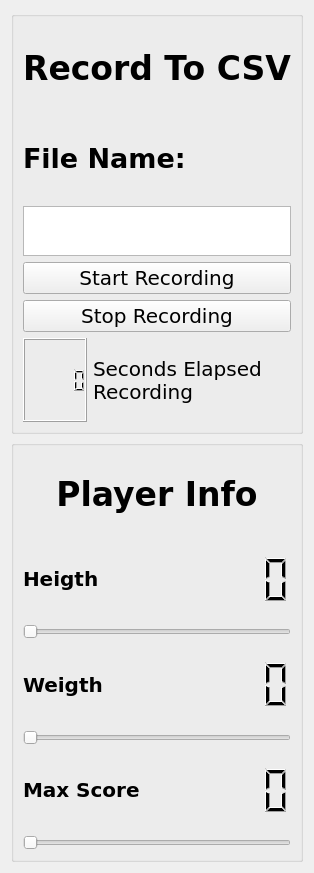
Above: GUI/recordControl.ui from vasav123/LoadManager before the change. Below: the same form after it.
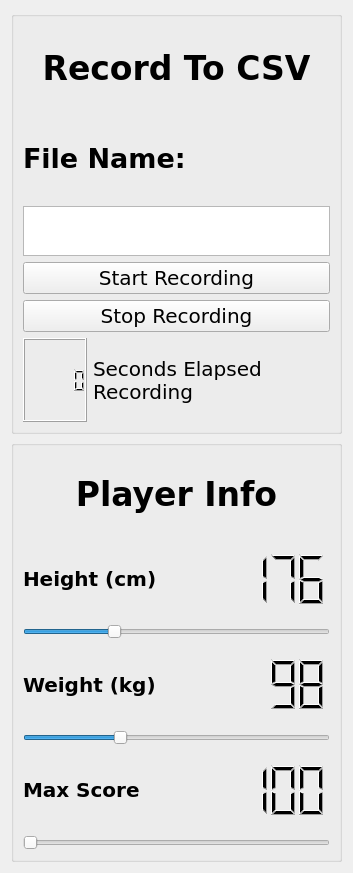
That is the form after the change.

Commit message: Updated sliders and trying to implement the slider

Diff of the .ui file:
```diff
--- a/GUI/recordControl.ui
+++ b/GUI/recordControl.ui
@@ -6,7 +6,7 @@
    <rect>
     <x>0</x>
     <y>0</y>
-    <width>310</width>
+    <width>353</width>
     <height>873</height>
    </rect>
   </property>
@@ -182,7 +182,39 @@
             </font>
            </property>
            <property name="text">
-            <string>Weigth</string>
+            <string>Weight (kg)</string>
+           </property>
+          </widget>
+         </item>
+         <item row="4" column="0" colspan="2">
+          <widget class="QSlider" name="horizontalSlider_2">
+           <property name="minimum">
+            <number>75</number>
+           </property>
+           <property name="maximum">
+            <number>150</number>
+           </property>
+           <property name="sliderPosition">
+            <number>98</number>
+           </property>
+           <property name="orientation">
+            <enum>Qt::Horizontal</enum>
+           </property>
+           <property name="invertedAppearance">
+            <bool>false</bool>
+           </property>
+          </widget>
+         </item>
+         <item row="3" column="1">
+          <widget class="QLCDNumber" name="weight">
+           <property name="layoutDirection">
+            <enum>Qt::LeftToRight</enum>
+           </property>
+           <property name="frameShape">
+            <enum>QFrame::NoFrame</enum>
+           </property>
+           <property name="intValue" stdset="0">
+            <number>98</number>
            </property>
           </widget>
          </item>
@@ -197,7 +229,33 @@
             </font>
            </property>
            <property name="text">
-            <string>Heigth</string>
+            <string>Height (cm)</string>
+           </property>
+          </widget>
+         </item>
+         <item row="6" column="0" colspan="2">
+          <widget class="QSlider" name="horizontalSlider_3">
+           <property name="minimum">
+            <number>0</number>
+           </property>
+           <property name="orientation">
+            <enum>Qt::Horizontal</enum>
+           </property>
+           <property name="invertedAppearance">
+            <bool>false</bool>
+           </property>
+          </widget>
+         </item>
+         <item row="5" column="1">
+          <widget class="QLCDNumber" name="score">
+           <property name="layoutDirection">
+            <enum>Qt::LeftToRight</enum>
+           </property>
+           <property name="frameShape">
+            <enum>QFrame::NoFrame</enum>
+           </property>
+           <property name="intValue" stdset="0">
+            <number>100</number>
            </property>
           </widget>
          </item>
@@ -216,72 +274,6 @@
            </property>
           </widget>
          </item>
-         <item row="1" column="1">
-          <widget class="QLCDNumber" name="lcdNumber">
-           <property name="layoutDirection">
-            <enum>Qt::LeftToRight</enum>
-           </property>
-           <property name="frameShape">
-            <enum>QFrame::NoFrame</enum>
-           </property>
-          </widget>
-         </item>
-         <item row="2" column="0" colspan="2">
-          <widget class="QSlider" name="horizontalSlider">
-           <property name="maximum">
-            <number>250</number>
-           </property>
-           <property name="orientation">
-            <enum>Qt::Horizontal</enum>
-           </property>
-           <property name="invertedAppearance">
-            <bool>false</bool>
-           </property>
-          </widget>
-         </item>
-         <item row="3" column="1">
-          <widget class="QLCDNumber" name="lcdNumber_2">
-           <property name="layoutDirection">
-            <enum>Qt::LeftToRight</enum>
-           </property>
-           <property name="frameShape">
-            <enum>QFrame::NoFrame</enum>
-           </property>
-          </widget>
-         </item>
-         <item row="4" column="0" colspan="2">
-          <widget class="QSlider" name="horizontalSlider_2">
-           <property name="maximum">
-            <number>1500</number>
-           </property>
-           <property name="orientation">
-            <enum>Qt::Horizontal</enum>
-           </property>
-           <property name="invertedAppearance">
-            <bool>false</bool>
-           </property>
-          </widget>
-         </item>
-         <item row="5" column="1">
-          <widget class="QLCDNumber" name="lcdNumber_3">
-           <property name="layoutDirection">
-            <enum>Qt::LeftToRight</enum>
-           </property>
-           <property name="frameShape">
-            <enum>QFrame::NoFrame</enum>
-           </property>
-          </widget>
-         </item>
-         <item row="6" column="0" colspan="2">
-          <widget class="QSlider" name="horizontalSlider_3">
-           <property name="orientation">
-            <enum>Qt::Horizontal</enum>
-           </property>
-           <property name="invertedAppearance">
-            <bool>false</bool>
-           </property>
-          </widget>
-         </item>
          <item row="0" column="0" colspan="2">
           <widget class="QLabel" name="label">
            <property name="font">
@@ -300,6 +292,41 @@
            </property>
           </widget>
          </item>
+         <item row="2" column="0" colspan="2">
+          <widget class="QSlider" name="horizontalSlider">
+           <property name="minimum">
+            <number>150</number>
+           </property>
+           <property name="maximum">
+            <number>240</number>
+           </property>
+           <property name="sliderPosition">
+            <number>176</number>
+           </property>
+           <property name="orientation">
+            <enum>Qt::Horizontal</enum>
+           </property>
+           <property name="invertedAppearance">
+            <bool>false</bool>
+           </property>
+          </widget>
+         </item>
+         <item row="1" column="1">
+          <widget class="QLCDNumber" name="height">
+           <property name="layoutDirection">
+            <enum>Qt::LeftToRight</enum>
+           </property>
+           <property name="frameShape">
+            <enum>QFrame::NoFrame</enum>
+           </property>
+           <property name="value" stdset="0">
+            <double>176.000000000000000</double>
+           </property>
+           <property name="intValue" stdset="0">
+            <number>176</number>
+           </property>
+          </widget>
+         </item>
         </layout>
        </widget>
       </item>
```
Left out of the diff: 161 changed lines with no effect on the pictures. The commit also changes 5 other files.
